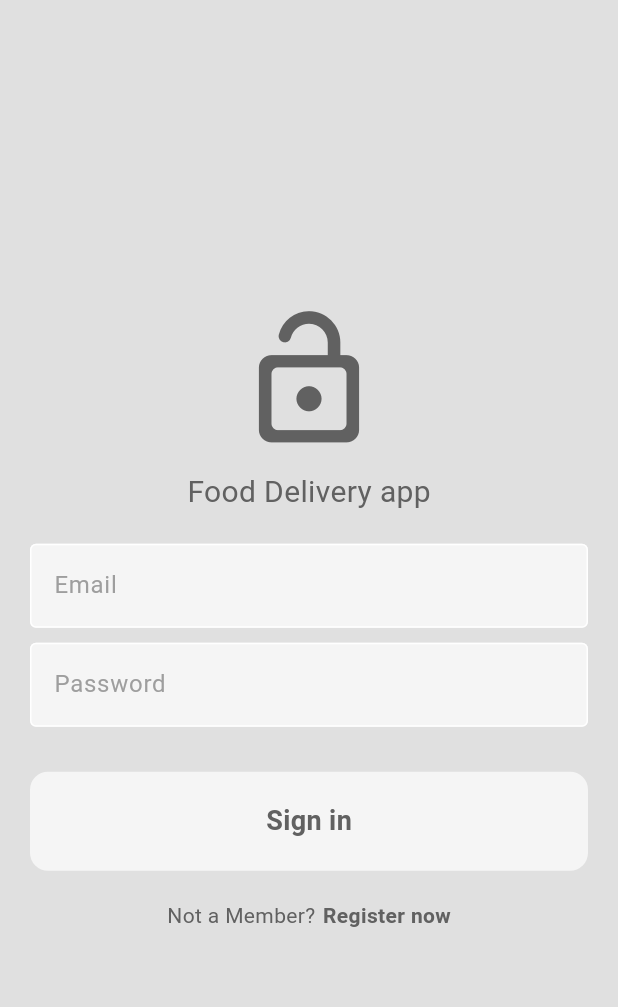
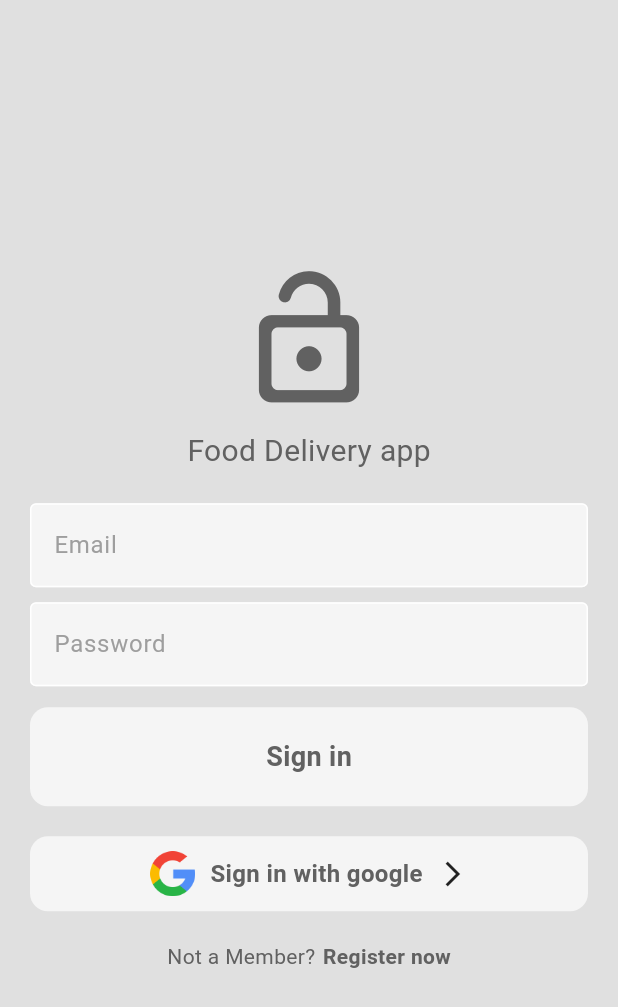
Before and after one commit to sanket-pilane/Minimal-Food-Delivery-App, a Flutter app: the screen it shows after launch, after a tap on "Sign in", on a phone screen of 412 x 824 dp. Shown: the top 1007 px of the screen. Run offline on Flutter 3.47's test engine with Material 3 defaults, Android fonts, the phone set to English and light mode, and no system bars; our stand-ins replace cloud_firestore, firebase_auth, firebase_core, flutter_credit_card, google_sign_in; accounts and stored records are empty; network calls fail.

Commit message:
Google Auth added

```diff
--- a/lib/pages/login_page.dart
+++ b/lib/pages/login_page.dart
@@ -4,6 +4,7 @@ import 'package:minimal_food_app/components/my_botton.dart';
 import 'package:minimal_food_app/components/my_textfield.dart';
 
 import 'package:minimal_food_app/services/auth/firebase_services.dart';
+import 'package:minimal_food_app/utils/constants.dart';
 
 class LoginPage extends StatefulWidget {
   final void Function()? onTap;
@@ -25,6 +26,21 @@ class _LoginPageState extends State<LoginPage> {
       try {
         authService.signInWithEmailAndPassword(
             emailController.text, passwordController.text);
+      } catch (e) {
+        showDialog(
+          context: context,
+          builder: (context) => const AlertDialog(
+            title: Text("Password don't match"),
+          ),
+        );
+      }
+    }
+
+    void signInWithGoogle() {
+      final auth = FirebaseServices();
+
+      try {
+        auth.signInWithGoogle();
       } catch (e) {
         showDialog(
           context: context,
@@ -80,12 +96,56 @@ class _LoginPageState extends State<LoginPage> {
               obscureText: true,
             ),
 
-            const SizedBox(height: 30),
+            const SizedBox(height: 14),
 
             //login btn
             MyButton(onTap: login, text: "Sign in"),
             // not a member? Sign up
 
+            const SizedBox(
+              height: 20,
+            ),
+
+            Padding(
+              padding: const EdgeInsets.symmetric(horizontal: 20.0),
+              child: GestureDetector(
+                onTap: signInWithGoogle,
+                child: Container(
+                  padding: const EdgeInsets.all(10),
+                  decoration: BoxDecoration(
+                    color: Theme.of(context).colorScheme.secondary,
+                    borderRadius: BorderRadius.circular(12),
+                  ),
+                  child: Row(
+                    mainAxisAlignment: MainAxisAlignment.center,
+                    children: [
+                      Image.asset(
+                        googleLogo,
+                        height: 30,
+                      ),
+                      const SizedBox(
+                        width: 10,
+                      ),
+                      Text(
+                        "Sign in with google",
+                        style: TextStyle(
+                          color: Theme.of(context).colorScheme.inversePrimary,
+                          fontSize: 16,
+                          fontWeight: FontWeight.bold,
+                        ),
+                      ),
+                      const SizedBox(
+                        width: 10,
+                      ),
+                      const Icon(
+                        Icons.arrow_forward_ios,
+                        size: 20,
+                      )
+                    ],
+                  ),
+                ),
+              ),
+            ),
             const SizedBox(
               height: 20,
             ),
@@ -111,7 +171,7 @@ class _LoginPageState extends State<LoginPage> {
                   ),
                 ),
               ],
-            )
+            ),
           ],
         ),
       ),
--- a/lib/utils/constants.dart
+++ b/lib/utils/constants.dart
@@ -32,3 +32,6 @@ const sides2 = "assets/sides/2.jpg";
 const sides3 = "assets/sides/3.jpg";
 const sides4 = "assets/sides/4.jpg";
 const sides5 = "assets/sides/5.jpg";
+
+// Material
+const googleLogo = "assets/material/search.png";
--- a/pubspec.yaml
+++ b/pubspec.yaml
@@ -41,6 +41,7 @@ dependencies:
   firebase_core: ^2.27.1
   firebase_auth: ^4.17.9
   cloud_firestore: ^4.15.9
+  google_sign_in:
 
 dev_dependencies:
   flutter_test:
@@ -70,6 +71,7 @@ flutter:
     - assets/drinks/
     - assets/salads/
     - assets/sides/
+    - assets/material/
   #   - images/a_dot_ham.jpeg
 
   # An image asset can refer to one or more resolution-specific "variants", see
```
Also changed, not shown: lib/services/auth/firebase_services.dart (+17 -0 lines), assets/material/search.png (added), pubspec.lock, 3 other files.
